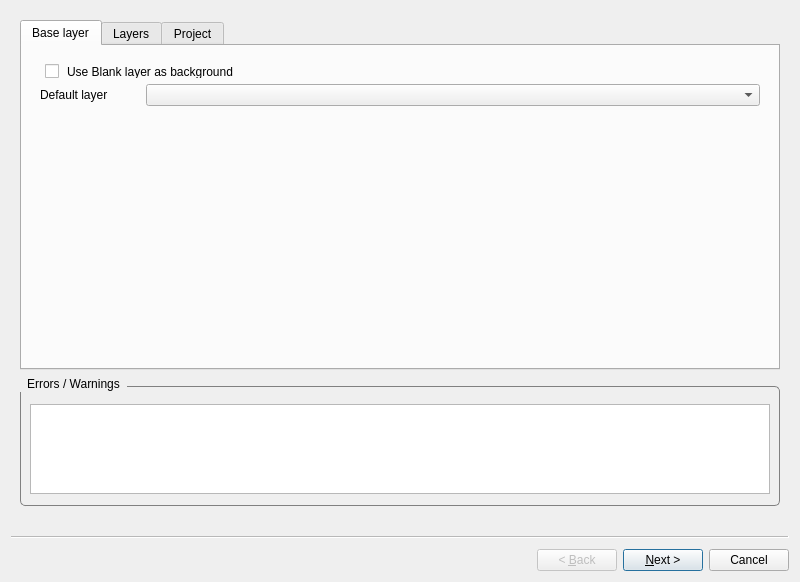
Qt form publish_dialog.ui (NapkinGIS/NapkinGIS-QGIS-plugin) before a commit.
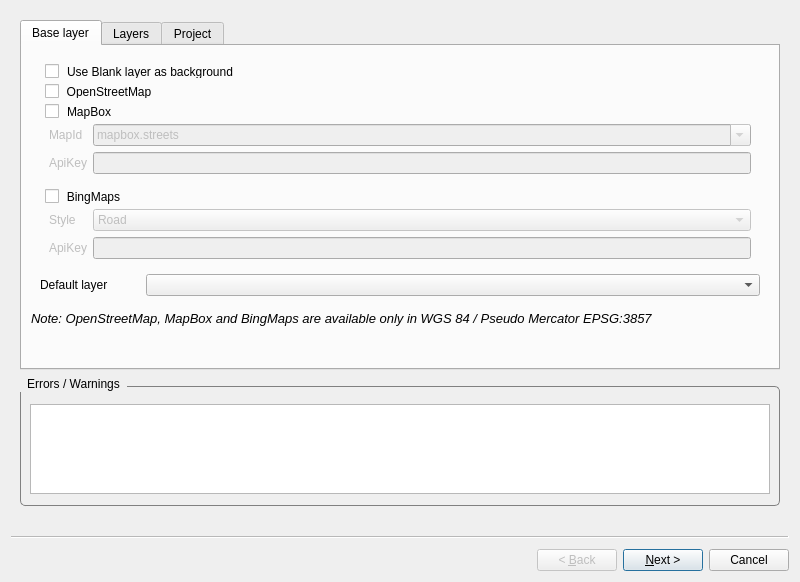
The same form after that commit.

Patch:
```diff
--- a/publish_dialog.ui
+++ b/publish_dialog.ui
@@ -66,7 +66,7 @@
            </font>
           </property>
           <property name="text">
-           <string>&lt;html&gt;&lt;head/&gt;&lt;body&gt;&lt;p&gt;&lt;/br&gt;&lt;/p&gt;&lt;/body&gt;&lt;/html&gt;</string>
+           <string>&lt;html&gt;&lt;head/&gt;&lt;body&gt;&lt;p&gt;&lt;span style=&quot; font-size:10pt;&quot;&gt;Note: OpenStreetMap, MapBox and BingMaps are available only in WGS 84 / Pseudo Mercator EPSG:3857&lt;/span&gt;&lt;/p&gt;&lt;/body&gt;&lt;/html&gt;</string>
           </property>
          </widget>
         </item>
@@ -122,6 +122,256 @@
              </property>
             </widget>
            </item>
+           <item>
+            <widget class="QGroupBox" name="osm">
+             <property name="title">
+              <string>OpenStreetMap</string>
+             </property>
+             <property name="checkable">
+              <bool>true</bool>
+             </property>
+             <property name="checked">
+              <bool>false</bool>
+             </property>
+            </widget>
+           </item>
+           <item>
+            <widget class="QGroupBox" name="mapbox">
+             <property name="sizePolicy">
+              <sizepolicy hsizetype="Preferred" vsizetype="Preferred">
+               <horstretch>0</horstretch>
+               <verstretch>0</verstretch>
+              </sizepolicy>
+             </property>
+             <property name="minimumSize">
+              <size>
+               <width>0</width>
+               <height>0</height>
+              </size>
+             </property>
+             <property name="title">
+              <string>MapBox</string>
+             </property>
+             <property name="checkable">
+              <bool>true</bool>
+             </property>
+             <property name="checked">
+              <bool>false</bool>
+             </property>
+             <layout class="QGridLayout" name="gridLayout_mapbox">
+              <property name="topMargin">
+               <number>20</number>
+              </property>
+              <property name="bottomMargin">
+               <number>9</number>
+              </property>
+              <item row="0" column="0">
+               <widget class="QLabel" name="label_mapbox_mapid">
+                <property name="text">
+                 <string>MapId</string>
+                </property>
+               </widget>
+              </item>
+              <item row="1" column="0">
+               <widget class="QLabel" name="label_mapbox_apikey">
+                <property name="text">
+                 <string>ApiKey</string>
+                </property>
+               </widget>
+              </item>
+              <item row="1" column="1">
+               <widget class="QLineEdit" name="mapbox_apikey">
+                <property name="enabled">
+                 <bool>false</bool>
+                </property>
+                <property name="sizePolicy">
+                 <sizepolicy hsizetype="Expanding" vsizetype="Preferred">
+                  <horstretch>0</horstretch>
+                  <verstretch>0</verstretch>
+                 </sizepolicy>
+                </property>
+                <property name="text">
+                 <string/>
+                </property>
+               </widget>
+              </item>
+              <item row="0" column="1">
+               <widget class="QComboBox" name="mapbox_mapid">
+                <property name="enabled">
+                 <bool>false</bool>
+                </property>
+                <property name="sizePolicy">
+                 <sizepolicy hsizetype="Preferred" vsizetype="Preferred">
+                  <horstretch>0</horstretch>
+                  <verstretch>0</verstretch>
+                 </sizepolicy>
+                </property>
+                <property name="editable">
+                 <bool>true</bool>
+                </property>
+                <item>
+                 <property name="text">
+                  <string>mapbox.streets</string>
+                 </property>
+                </item>
+                <item>
+                 <property name="text">
+                  <string>mapbox.light</string>
+                 </property>
+                </item>
+                <item>
+                 <property name="text">
+                  <string>mapbox.dark</string>
+                 </property>
+                </item>
+                <item>
+                 <property name="text">
+                  <string>mapbox.satellite</string>
+                 </property>
+                </item>
+                <item>
+                 <property name="text">
+                  <string>mapbox.streets-satellite</string>
+                 </property>
+                </item>
+                <item>
+                 <property name="text">
+                  <string>mapbox.wheatpaste</string>
+                 </property>
+                </item>
+                <item>
+                 <property name="text">
+                  <string>mapbox.streets-basic</string>
+                 </property>
+                </item>
+                <item>
+                 <property name="text">
+                  <string>mapbox.comic</string>
+                 </property>
+                </item>
+                <item>
+                 <property name="text">
+                  <string>mapbox.outdoors</string>
+                 </property>
+                </item>
+                <item>
+                 <property name="text">
+                  <string>mapbox.run-bike-hike</string>
+                 </property>
+                </item>
+                <item>
+                 <property name="text">
+                  <string>mapbox.pencil</string>
+                 </property>
+                </item>
+                <item>
+                 <property name="text">
+                  <string>mapbox.pirates</string>
+                 </property>
+                </item>
+                <item>
+                 <property name="text">
+                  <string>mapbox.emerald</string>
+                 </property>
+                </item>
+                <item>
+                 <property name="text">
+                  <string>mapbox.high-contrast</string>
+                 </property>
+                </item>
+               </widget>
+              </item>
+             </layout>
+            </widget>
+           </item>
+           <item>
+            <widget class="QGroupBox" name="bing">
+             <property name="sizePolicy">
+              <sizepolicy hsizetype="Preferred" vsizetype="Expanding">
+               <horstretch>0</horstretch>
+               <verstretch>3</verstretch>
+              </sizepolicy>
+             </property>
+             <property name="minimumSize">
+              <size>
+               <width>0</width>
+               <height>0</height>
+              </size>
+             </property>
+             <property name="title">
+              <string>BingMaps</string>
+             </property>
+             <property name="checkable">
+              <bool>true</bool>
+             </property>
+             <property name="checked">
+              <bool>false</bool>
+             </property>
+             <layout class="QGridLayout" name="gridLayout_bing">
+              <property name="topMargin">
+               <number>20</number>
+              </property>
+              <property name="verticalSpacing">
+               <number>6</number>
+              </property>
+              <item row="0" column="0">
+               <widget class="QLabel" name="label_bing_style">
+                <property name="text">
+                 <string>Style</string>
+                </property>
+               </widget>
+              </item>
+              <item row="0" column="1">
+               <widget class="QComboBox" name="bing_style">
+                <property name="enabled">
+                 <bool>false</bool>
+                </property>
+                <property name="sizePolicy">
+                 <sizepolicy hsizetype="Preferred" vsizetype="Preferred">
+                  <horstretch>0</horstretch>
+                  <verstretch>0</verstretch>
+                 </sizepolicy>
+                </property>
+                <item>
+                 <property name="text">
+                  <string>Road</string>
+                 </property>
+                </item>
+                <item>
+                 <property name="text">
+                  <string>Aerial</string>
+                 </property>
+                </item>
+                <item>
+                 <property name="text">
+                  <string>Aerial with Labels</string>
+                 </property>
+                </item>
+               </widget>
+              </item>
+              <item row="1" column="0">
+               <widget class="QLabel" name="label_bingmap_apikey">
+                <property name="text">
+                 <string>ApiKey</string>
+                </property>
+               </widget>
+              </item>
+              <item row="1" column="1">
+               <widget class="QLineEdit" name="bing_apikey">
+                <property name="enabled">
+                 <bool>false</bool>
+                </property>
+                <property name="sizePolicy">
+                 <sizepolicy hsizetype="Expanding" vsizetype="Preferred">
+                  <horstretch>0</horstretch>
+                  <verstretch>0</verstretch>
+                 </sizepolicy>
+                </property>
+               </widget>
+              </item>
+             </layout>
+            </widget>
+           </item>
            <item>
             <layout class="QGridLayout" name="gridLayout_default" columnstretch="0,0">
              <item row="0" column="1">
```
Left out of the diff: 2 changed lines with no effect on the pictures.
